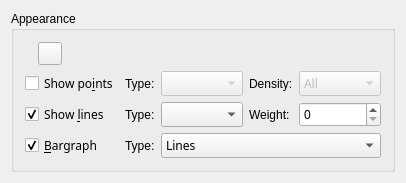
Kst-plot/kst, file src/widgets/curveappearance.ui: the form before one commit.
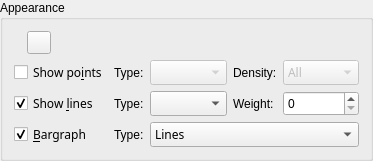
The form after the commit. Custom widgets are drawn as their Qt base class.

```diff
--- a/src/widgets/curveappearance.ui
+++ b/src/widgets/curveappearance.ui
@@ -5,8 +5,8 @@
    <rect>
     <x>0</x>
     <y>0</y>
-    <width>406</width>
-    <height>163</height>
+    <width>373</width>
+    <height>148</height>
    </rect>
   </property>
   <property name="sizePolicy" >
@@ -16,6 +16,18 @@
    </sizepolicy>
   </property>
   <layout class="QVBoxLayout" >
+   <property name="leftMargin" >
+    <number>0</number>
+   </property>
+   <property name="topMargin" >
+    <number>0</number>
+   </property>
+   <property name="rightMargin" >
+    <number>0</number>
+   </property>
+   <property name="bottomMargin" >
+    <number>0</number>
+   </property>
    <item>
     <widget class="QGroupBox" name="GroupBox9_2_2_2" >
      <property name="sizePolicy" >
```
